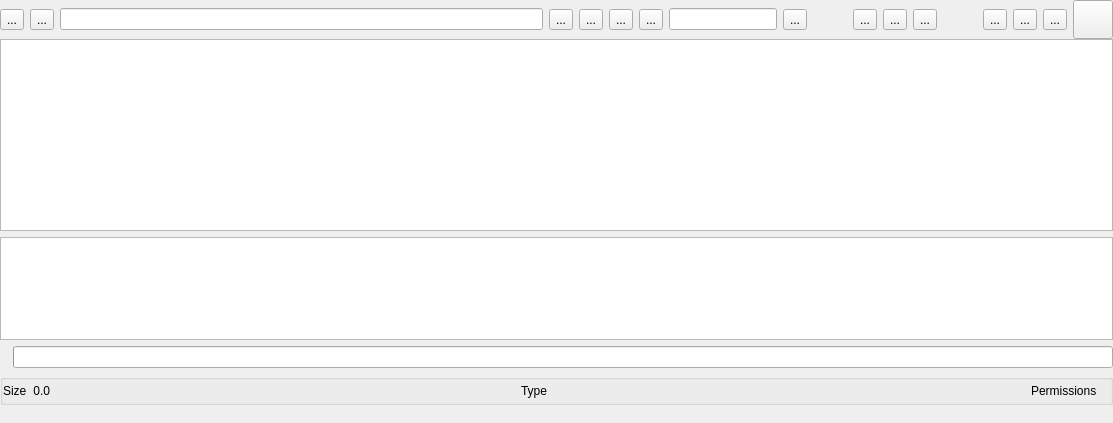
The window that ui/mydata/Files.ui (OpenFairWind/FairWindSK) describes before a commit, drawn with Qt 5.
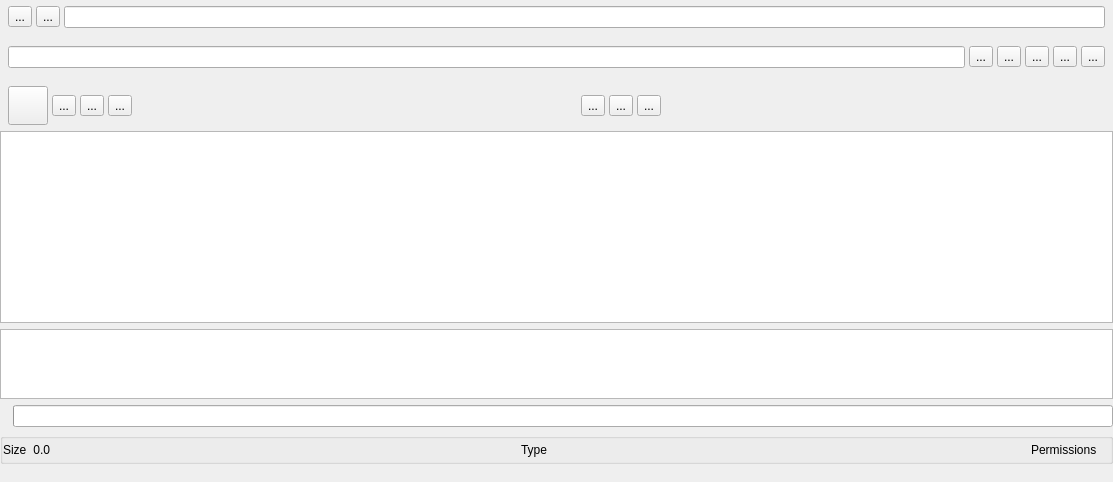
The same window after the commit. Icons and pictures are not drawn.

Commit message: Rearrange MyData files UI layout

```diff
--- a/ui/mydata/Files.ui
+++ b/ui/mydata/Files.ui
@@ -31,7 +31,10 @@
    </property>
    <item>
     <widget class="QWidget" name="group_ToolBar" native="true">
-     <layout class="QHBoxLayout" name="horizontalLayout">
+     <layout class="QVBoxLayout" name="verticalLayout_Toolbar">
+      <property name="spacing">
+       <number>6</number>
+      </property>
       <property name="leftMargin">
        <number>0</number>
       </property>
@@ -43,6 +46,24 @@
       </property>
       <property name="bottomMargin">
        <number>0</number>
+      </property>
+      <item>
+       <widget class="QFrame" name="frame_FilesNavigationRow">
+        <layout class="QHBoxLayout" name="horizontalLayout_NavigationRow">
+         <property name="leftMargin">
+          <number>8</number>
+         </property>
+         <property name="topMargin">
+          <number>6</number>
+         </property>
+         <property name="rightMargin">
+          <number>8</number>
+         </property>
+         <property name="bottomMargin">
+          <number>6</number>
+         </property>
+         <property name="spacing">
+          <number>4</number>
       </property>
       <item>
        <widget class="QToolButton" name="toolButton_Home">
@@ -91,6 +112,47 @@
         </property>
        </widget>
       </item>
+        </layout>
+       </widget>
+      </item>
+      <item>
+       <widget class="QFrame" name="frame_FilesSearchRow">
+        <layout class="QHBoxLayout" name="horizontalLayout_SearchRow">
+         <property name="leftMargin">
+          <number>8</number>
+         </property>
+         <property name="topMargin">
+          <number>6</number>
+         </property>
+         <property name="rightMargin">
+          <number>8</number>
+         </property>
+         <property name="bottomMargin">
+          <number>6</number>
+         </property>
+         <property name="spacing">
+          <number>4</number>
+         </property>
+         <item>
+          <widget class="QLineEdit" name="lineEdit_Search"/>
+         </item>
+         <item>
+          <widget class="QToolButton" name="toolButton_Search">
+           <property name="text">
+            <string>...</string>
+           </property>
+           <property name="icon">
+            <iconset resource="../../resources.qrc">
+             <normaloff>:/resources/svg/OpenBridge/search.svg</normaloff>:/resources/svg/OpenBridge/search.svg</iconset>
+           </property>
+           <property name="iconSize">
+            <size>
+             <width>32</width>
+             <height>32</height>
+            </size>
+           </property>
+          </widget>
+         </item>
       <item>
        <widget class="QToolButton" name="toolButton_Filters">
         <property name="text">
@@ -165,11 +227,50 @@
         </property>
        </widget>
       </item>
+        </layout>
+       </widget>
+      </item>
       <item>
-       <widget class="QLineEdit" name="lineEdit_Search"/>
+       <widget class="QFrame" name="frame_FilesActionsRow">
+        <layout class="QHBoxLayout" name="horizontalLayout_ActionsRow">
+         <property name="leftMargin">
+          <number>8</number>
+         </property>
+         <property name="topMargin">
+          <number>6</number>
+         </property>
+         <property name="rightMargin">
+          <number>8</number>
+         </property>
+         <property name="bottomMargin">
+          <number>6</number>
+         </property>
+         <property name="spacing">
+          <number>4</number>
+         </property>
+         <item>
+          <widget class="QToolButton" name="toolButton_Open">
+           <property name="toolTip">
+            <string/>
+           </property>
+           <property name="text">
+            <string/>
+           </property>
+           <property name="icon">
+            <iconset resource="../../resources.qrc">
+             <normaloff>:/resources/svg/OpenBridge/arrow-right-google.svg</normaloff>
+             <normalon>:/resources/svg/OpenBridge/arrow-right-google.svg</normalon>:/resources/svg/OpenBridge/arrow-right-google.svg</iconset>
+           </property>
+           <property name="iconSize">
+            <size>
+             <width>32</width>
+             <height>32</height>
+            </size>
+           </property>
+          </widget>
       </item>
       <item>
-       <widget class="QToolButton" name="toolButton_Search">
+          <widget class="QToolButton" name="toolButton_NewFolder">
         <property name="text">
          <string>...</string>
         </property>
@@ -186,13 +287,47 @@
        </widget>
       </item>
       <item>
-       <spacer name="horizontalSpacer_2">
+          <widget class="QToolButton" name="toolButton_Rename">
+           <property name="text">
+            <string>...</string>
+           </property>
+           <property name="icon">
+            <iconset resource="../../resources.qrc">
+             <normaloff>:/resources/svg/rename-svgrepo-com.svg</normaloff>:/resources/svg/rename-svgrepo-com.svg</iconset>
+           </property>
+           <property name="iconSize">
+            <size>
+             <width>32</width>
+             <height>32</height>
+            </size>
+           </property>
+          </widget>
+         </item>
+         <item>
+          <widget class="QToolButton" name="toolButton_Delete">
+           <property name="text">
+            <string>...</string>
+           </property>
+           <property name="icon">
+            <iconset resource="../../resources.qrc">
+             <normaloff>:/resources/svg/OpenBridge/delete-google.svg</normaloff>:/resources/svg/OpenBridge/delete-google.svg</iconset>
+           </property>
+           <property name="iconSize">
+            <size>
+             <width>32</width>
+             <height>32</height>
+            </size>
+           </property>
+          </widget>
+         </item>
+         <item>
+          <spacer name="horizontalSpacer_Actions">
         <property name="orientation">
          <enum>Qt::Orientation::Horizontal</enum>
         </property>
         <property name="sizeHint" stdset="0">
          <size>
-          <width>40</width>
+             <width>12</width>
           <height>20</height>
          </size>
         </property>
@@ -250,88 +385,19 @@
        </widget>
       </item>
       <item>
-       <spacer name="horizontalSpacer_3">
+          <spacer name="horizontalSpacer_ActionsEnd">
         <property name="orientation">
          <enum>Qt::Orientation::Horizontal</enum>
         </property>
         <property name="sizeHint" stdset="0">
          <size>
-          <width>40</width>
+             <width>20</width>
           <height>20</height>
          </size>
         </property>
        </spacer>
       </item>
-      <item>
-       <widget class="QToolButton" name="toolButton_Rename">
-        <property name="text">
-         <string>...</string>
-        </property>
-        <property name="icon">
-         <iconset resource="../../resources.qrc">
-          <normaloff>:/resources/svg/rename-svgrepo-com.svg</normaloff>:/resources/svg/rename-svgrepo-com.svg</iconset>
-        </property>
-        <property name="iconSize">
-         <size>
-          <width>32</width>
-          <height>32</height>
-         </size>
-        </property>
-       </widget>
-      </item>
-      <item>
-       <widget class="QToolButton" name="toolButton_Delete">
-        <property name="text">
-         <string>...</string>
-        </property>
-        <property name="icon">
-         <iconset resource="../../resources.qrc">
-          <normaloff>:/resources/svg/OpenBridge/delete-google.svg</normaloff>:/resources/svg/OpenBridge/delete-google.svg</iconset>
-        </property>
-        <property name="iconSize">
-         <size>
-          <width>32</width>
-          <height>32</height>
-         </size>
-        </property>
-       </widget>
-      </item>
-      <item>
-       <widget class="QToolButton" name="toolButton_NewFolder">
-        <property name="text">
-         <string>...</string>
-        </property>
-        <property name="icon">
-         <iconset resource="../../resources.qrc">
-          <normaloff>:/resources/svg/OpenBridge/widget-add-google.svg</normaloff>:/resources/svg/OpenBridge/widget-add-google.svg</iconset>
-        </property>
-        <property name="iconSize">
-         <size>
-          <width>32</width>
-          <height>32</height>
-         </size>
-        </property>
-       </widget>
-      </item>
-      <item>
-       <widget class="QToolButton" name="toolButton_Open">
-        <property name="toolTip">
-         <string/>
-        </property>
-        <property name="text">
-         <string/>
-        </property>
-        <property name="icon">
-         <iconset resource="../../resources.qrc">
-          <normaloff>:/resources/svg/OpenBridge/arrow-right-google.svg</normaloff>
-          <normalon>:/resources/svg/OpenBridge/arrow-right-google.svg</normalon>:/resources/svg/OpenBridge/arrow-right-google.svg</iconset>
-        </property>
-        <property name="iconSize">
-         <size>
-          <width>32</width>
-          <height>32</height>
-         </size>
-        </property>
+        </layout>
        </widget>
       </item>
      </layout>
```
Left out of the diff: 2 changed lines with no effect on the pictures. Lines whose indentation alone changed are shown as unchanged. The commit also changes 2 other files.
